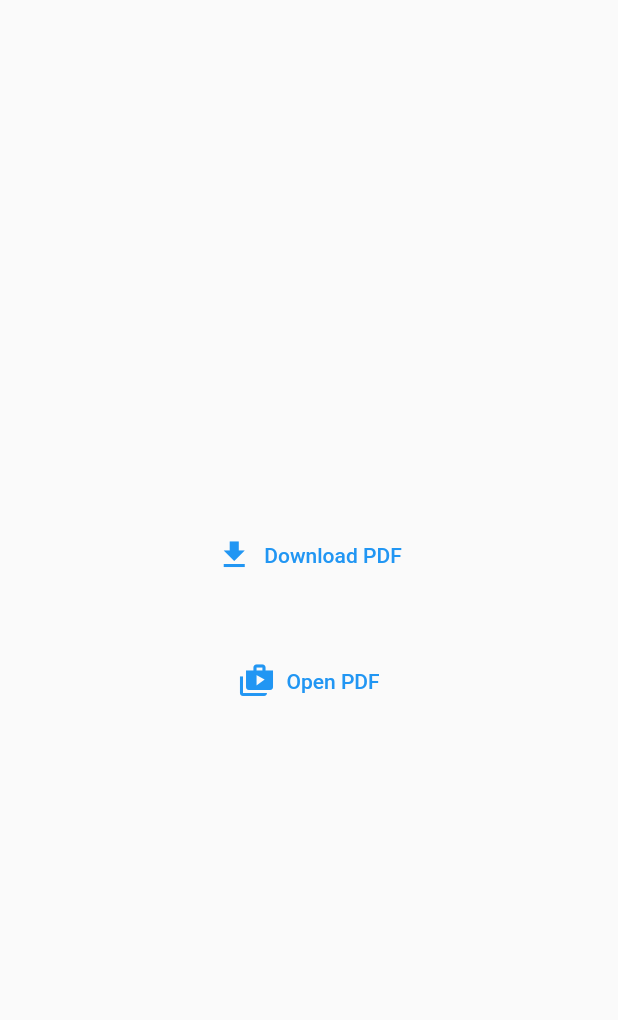
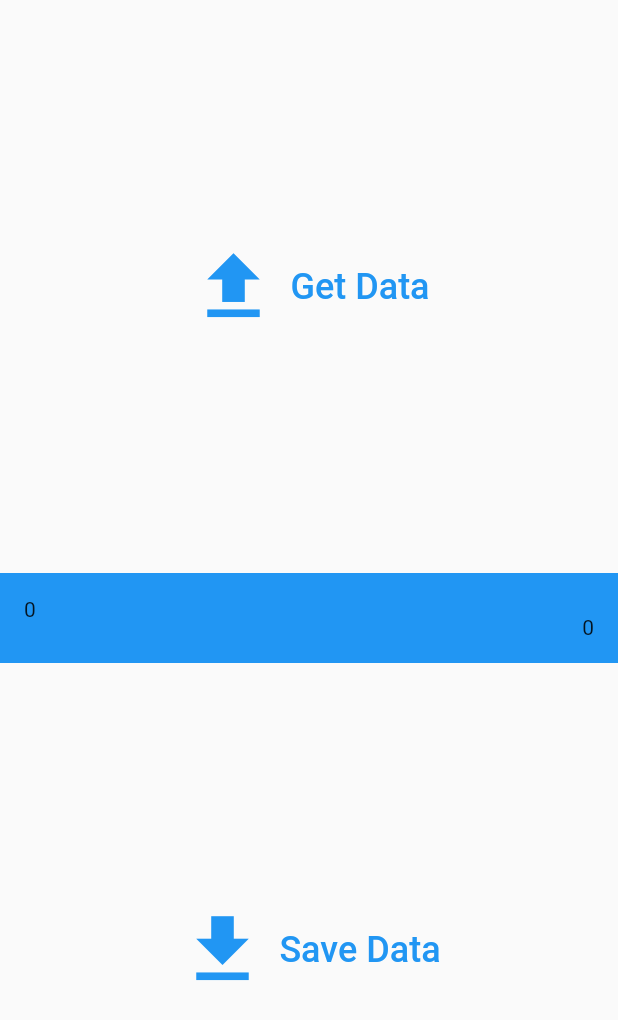
Before and after one commit to scancetin/flutter-examples, a Flutter app: the screen it shows after launch, on a phone screen of 412 x 824 dp. Shown: the top 1020 px of the screen. Run offline on Flutter 3.47's test engine with Material 2 defaults, Android fonts, the phone set to English and light mode, and no system bars; our stand-ins replace open_file, shared_preferences.

Commit message:
shared-example

```diff
--- a/lib/main.dart
+++ b/lib/main.dart
@@ -1,6 +1,7 @@
 import 'package:flutter/material.dart';
 import 'package:flutter_examples/file_manager/file_download_screen.dart';
 import 'package:flutter_examples/firebase_api_write/screens/firebase_screen.dart';
+import 'package:flutter_examples/shared_preferences/shared_example.dart';
 import 'package:flutter_examples/widget_examples/screens/collapse_view.dart';
 import 'package:flutter_examples/widget_examples/screens/page_view_screen.dart';
 import 'using_http_futurebuilder/screens/using_futurebuilder.dart';
@@ -13,7 +14,7 @@ class MyApp extends StatelessWidget {
     return MaterialApp(
       title: 'Material App',
       debugShowCheckedModeBanner: false,
-      home: FileDownloadScreen(),
+      home: SharedExampleScreen(),
     );
   }
 }
--- /dev/null
+++ b/lib/shared_preferences/shared_example.dart
@@ -0,0 +1,86 @@
+import 'package:flutter/material.dart';
+import 'package:shared_preferences/shared_preferences.dart';
+
+class SharedExampleScreen extends StatefulWidget {
+  SharedExampleScreen({Key? key}) : super(key: key);
+
+  @override
+  _SharedExampleScreenState createState() => _SharedExampleScreenState();
+}
+
+class _SharedExampleScreenState extends State<SharedExampleScreen> {
+  int _id = 0;
+  String _name = "";
+  String _lastName = "";
+  int _age = 0;
+
+  @override
+  void initState() {
+    super.initState();
+  }
+
+  Future saveData() async {
+    SharedPreferences _prefs = await SharedPreferences.getInstance();
+    _prefs.setInt("id", 1);
+    _prefs.setString("name", "Jane");
+    _prefs.setString("lastName", "Jane");
+    _prefs.setInt("age", 24);
+    print(_id);
+    print(_name);
+    print(_lastName);
+    print(_age);
+  }
+
+  Future getData() async {
+    SharedPreferences _prefs = await SharedPreferences.getInstance();
+    _id = _prefs.getInt("id")!;
+    _name = _prefs.getString("name")!;
+    _lastName = _prefs.getString("lastName")!;
+    _age = _prefs.getInt("age")!;
+    print(_id);
+    print(_name);
+    print(_lastName);
+    print(_age);
+  }
+
+  @override
+  Widget build(BuildContext context) {
+    return Scaffold(
+      body: Center(
+        child: Column(
+          mainAxisAlignment: MainAxisAlignment.spaceEvenly,
+          children: [
+            TextButton.icon(
+              icon: Icon(Icons.upload, size: 60),
+              label: Text("Get Data", style: TextStyle(fontSize: 24)),
+              onPressed: () {
+                setState(() {
+                  getData();
+                });
+              },
+            ),
+            Container(
+              height: 60,
+              width: MediaQuery.of(context).size.width,
+              alignment: Alignment.center,
+              color: Colors.blue,
+              child: ListTile(
+                leading: Text("$_id"),
+                title: Text("$_name"),
+                subtitle: Text("$_lastName"),
+                trailing: Text("$_age"),
+              ),
+            ),
+            TextButton.icon(
+              icon: Icon(Icons.download, size: 60),
+              label: Text("Save Data", style: TextStyle(fontSize: 24)),
+              onPressed: () {
+                saveData();
+              },
+            ),
+          ],
+        ),
+      ),
+    );
+  }
+}
--- a/pubspec.yaml
+++ b/pubspec.yaml
@@ -31,6 +31,7 @@ dependencies:
   http: ^0.13.3
   path_provider: ^2.0.2
   open_file: ^3.2.1
+  shared_preferences: ^2.0.6
 
 dev_dependencies:
   flutter_test:
```
Also changed, not shown: pubspec.lock.
